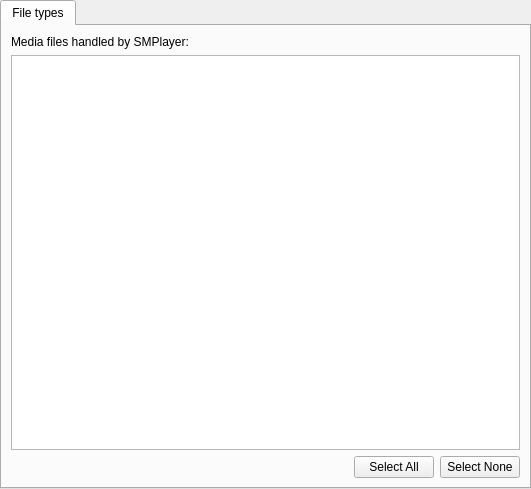
ksv1986/qmmp-staging, file src/qmmpui/forms/prefassociations.ui: the form before one commit.
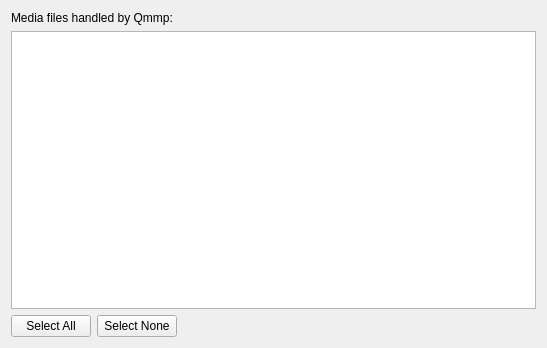
The form after the commit.

Commit message: added 'file types' settings page

Diff of the .ui file:
```diff
--- a/src/qmmpui/forms/prefassociations.ui
+++ b/src/qmmpui/forms/prefassociations.ui
@@ -1,43 +1,21 @@
 <ui version="4.0" >
  <class>PrefAssociations</class>
- <widget class="QWidget" name="PrefAssociations" >
-  <property name="geometry" >
+ <widget class="QWidget" name="PrefAssociations">
+  <property name="geometry">
    <rect>
     <x>0</x>
     <y>0</y>
-    <width>531</width>
-    <height>489</height>
+    <width>547</width>
+    <height>348</height>
    </rect>
   </property>
-  <layout class="QGridLayout" >
-   <property name="margin" >
-    <number>0</number>
-   </property>
-   <property name="spacing" >
-    <number>0</number>
-   </property>
-   <item row="0" column="0" >
-    <widget class="QTabWidget" name="tabWidget" >
-     <property name="currentIndex" >
-      <number>0</number>
-     </property>
-     <widget class="QWidget" name="tab_2" >
-      <attribute name="title" >
-       <string>File types</string>
-      </attribute>
-      <layout class="QGridLayout" >
-       <property name="margin" >
-        <number>9</number>
-       </property>
-       <property name="spacing" >
-        <number>6</number>
-       </property>
-       <item row="0" column="0" >
-        <widget class="QLabel" name="textLabel" >
-         <property name="text" >
-          <string>Media files handled by SMPlayer:</string>
-         </property>
-         <property name="alignment" >
+  <layout class="QGridLayout" name="gridLayout">
+   <item row="0" column="0" colspan="3">
+    <widget class="QLabel" name="textLabel">
+     <property name="text">
+      <string>Media files handled by Qmmp:</string>
+     </property>
+     <property name="alignment">
           <set>Qt::AlignVCenter</set>
          </property>
          <property name="wordWrap" >
@@ -45,12 +23,12 @@
          </property>
         </widget>
        </item>
-       <item row="1" column="0" >
-        <widget class="QListWidget" name="listWidget" >
-         <property name="editTriggers" >
-          <set>QAbstractItemView::DoubleClicked|QAbstractItemView::EditKeyPressed|QAbstractItemView::NoEditTriggers</set>
-         </property>
-         <property name="selectionMode" >
+   <item row="1" column="0" colspan="3">
+    <widget class="QListWidget" name="listWidget">
+     <property name="editTriggers">
+      <set>QAbstractItemView::DoubleClicked|QAbstractItemView::EditKeyPressed</set>
+     </property>
+     <property name="selectionMode">
           <enum>QAbstractItemView::MultiSelection</enum>
          </property>
          <property name="viewMode" >
@@ -64,46 +42,32 @@
          </property>
         </widget>
        </item>
-       <item row="2" column="0" >
-        <layout class="QHBoxLayout" >
-         <property name="margin" >
-          <number>0</number>
-         </property>
-         <property name="spacing" >
-          <number>6</number>
-         </property>
-         <item>
+   <item row="2" column="0">
+    <widget class="QPushButton" name="selectAll">
+     <property name="text">
+      <string>Select All</string>
+     </property>
+    </widget>
+   </item>
+   <item row="2" column="1">
+    <widget class="QPushButton" name="selectNone">
+     <property name="text">
+      <string>Select None</string>
+     </property>
+    </widget>
+   </item>
+   <item row="2" column="2">
           <spacer>
            <property name="orientation" >
             <enum>Qt::Horizontal</enum>
            </property>
-           <property name="sizeHint" >
+     <property name="sizeHint" stdset="0">
             <size>
-             <width>311</width>
+       <width>364</width>
              <height>20</height>
             </size>
            </property>
           </spacer>
-         </item>
-         <item>
-          <widget class="QPushButton" name="selectAll" >
-           <property name="text" >
-            <string>Select All</string>
-           </property>
-          </widget>
-         </item>
-         <item>
-          <widget class="QPushButton" name="selectNone" >
-           <property name="text" >
-            <string>Select None</string>
-           </property>
-          </widget>
-         </item>
-        </layout>
-       </item>
-      </layout>
-     </widget>
-    </widget>
    </item>
   </layout>
  </widget>
```
Left out of the diff: 13 changed lines with no effect on the pictures. Lines whose indentation alone changed are shown as unchanged. The commit also changes 6 other files.
